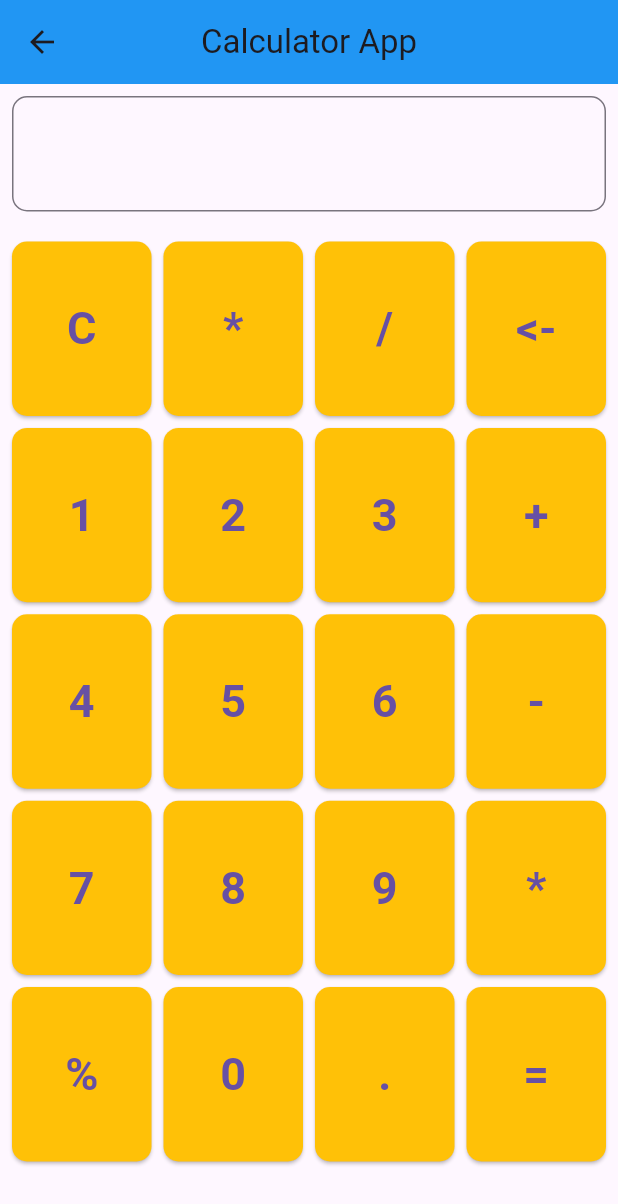
After one commit to kiranrana8973/batch_34a, a Flutter app: the CalculatorView screen opened directly, on a phone screen of 412 x 824 dp. The commit adds this screen. Shown: the top 1204 px of the screen. Run offline on Flutter 3.47's test engine with Material 3 defaults, Android fonts, the phone set to English and light mode, and no system bars.

Commit message:
Added list

```diff
--- a/lib/app.dart
+++ b/lib/app.dart
@@ -1,4 +1,4 @@
-import 'package:batch_34a/view/grid_screen.dart';
+import 'package:batch_34a/view/student_view.dart';
 import 'package:flutter/material.dart';
 
 class App extends StatelessWidget {
@@ -6,6 +6,6 @@ class App extends StatelessWidget {
 
   @override
   Widget build(BuildContext context) {
-    return MaterialApp(home: GridScreen());
+    return MaterialApp(home: StudentView());
   }
 }
--- /dev/null
+++ b/lib/view/caluclator_view.dart
@@ -0,0 +1,137 @@
+import 'package:flutter/material.dart';
+
+class CalculatorView extends StatefulWidget {
+  const CalculatorView({super.key});
+
+  @override
+  State<CalculatorView> createState() => _CalculatorViewState();
+}
+
+class _CalculatorViewState extends State<CalculatorView> {
+  final lstText = [
+    "C",
+    "*",
+    "/",
+    "<-",
+    "1",
+    "2",
+    "3",
+    "+",
+    "4",
+    "5",
+    "6",
+    "-",
+    "7",
+    "8",
+    "9",
+    "*",
+    "%",
+    "0",
+    ".",
+    "=",
+  ];
+
+  String operator = "";
+  int firstNum = 0;
+  int secondNum = 0;
+
+  final TextEditingController _controller = TextEditingController();
+
+  @override
+  Widget build(BuildContext context) {
+    return Scaffold(
+      appBar: AppBar(
+        title: const Text('Calculator App'),
+        centerTitle: true,
+        backgroundColor: Colors.blue,
+        elevation: 0,
+      ),
+      body: Padding(
+        padding: const EdgeInsets.all(8.0),
+        child: Column(
+          children: [
+            TextFormField(
+              controller: _controller,
+              decoration: InputDecoration(
+                border: OutlineInputBorder(
+                  borderRadius: BorderRadius.circular(10),
+                ),
+              ),
+              keyboardType: TextInputType.number,
+              textAlign: TextAlign.right,
+              style: const TextStyle(fontSize: 30, fontWeight: FontWeight.bold),
+            ),
+            SizedBox(height: 20),
+            Expanded(
+              child: GridView.count(
+                physics: const NeverScrollableScrollPhysics(),
+                shrinkWrap: true,
+                childAspectRatio: 4 / 5,
+                crossAxisCount: 4,
+                crossAxisSpacing: 8,
+                mainAxisSpacing: 8,
+                children: [
+                  for (int i = 0; i < lstText.length; i++)
+                    ElevatedButton(
+                      style: ElevatedButton.styleFrom(
+                        backgroundColor: Colors.amber,
+                        shape: RoundedRectangleBorder(
+                          borderRadius: BorderRadius.circular(10),
+                        ),
+                      ),
+                      onPressed: () {
+                        // Handle button press
+                        if (lstText[i].contains(RegExp(r'[0-9]'))) {
+                          _controller.text += lstText[i];
+                        } else if (lstText[i] == "C") {
+                          _controller.clear();
+                        } else if (lstText[i] == "<-") {
+                          _controller.text = _controller.text.substring(
+                            0,
+                            _controller.text.length - 1,
+                          );
+                        } else if (lstText[i] == "=") {
+                          secondNum = int.parse(_controller.text);
+                          switch (operator) {
+                            case "+":
+                              _controller.text =
+                                  (firstNum + secondNum).toString();
+                              break;
+                            case "-":
+                              _controller.text =
+                                  (firstNum - secondNum).toString();
+                              break;
+                            case "*":
+                              _controller.text =
+                                  (firstNum * secondNum).toString();
+                              break;
+                            case "/":
+                              _controller.text =
+                                  (firstNum ~/ secondNum).toString();
+                              break;
+                            default:
+                              break;
+                          }
+                        } else {
+                          operator = lstText[i];
+                          firstNum = int.parse(_controller.text);
+                          _controller.clear();
+                        }
+                      },
+                      child: Text(
+                        lstText[i],
+                        style: const TextStyle(
+                          fontSize: 30,
+                          fontWeight: FontWeight.bold,
+                        ),
+                      ),
+                    ),
+                ],
+              ),
+            ),
+          ],
+        ),
+      ),
+    );
+  }
+}
```
Also changed, not shown: lib/view/student_view.dart (+26 -1 lines).
